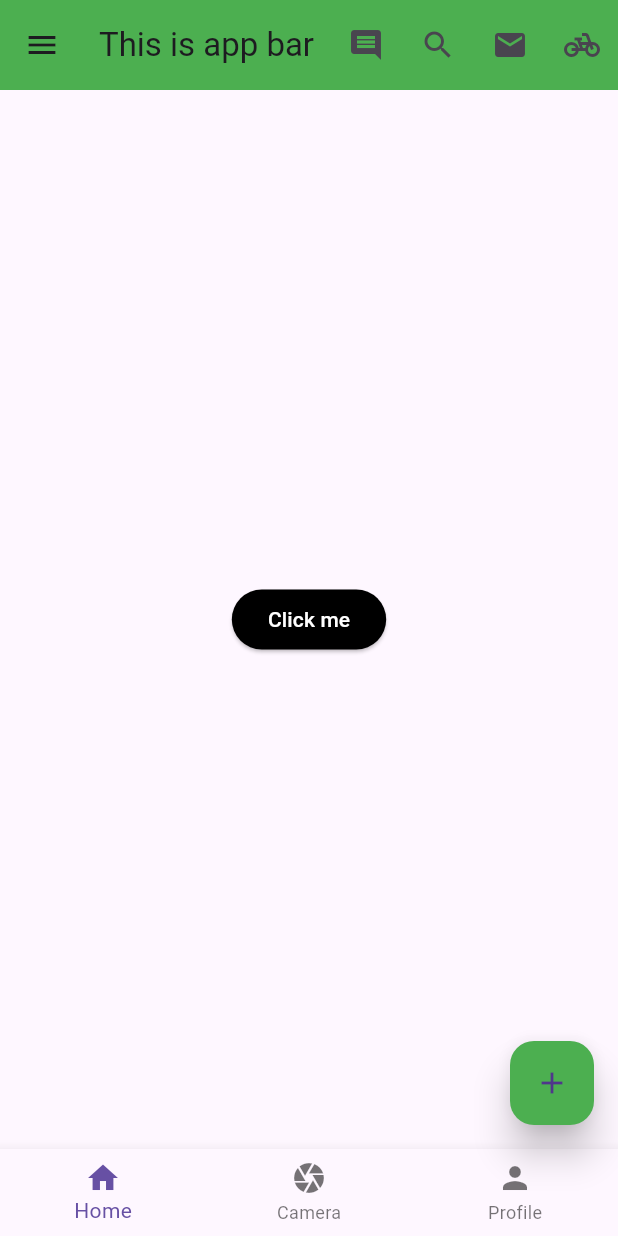
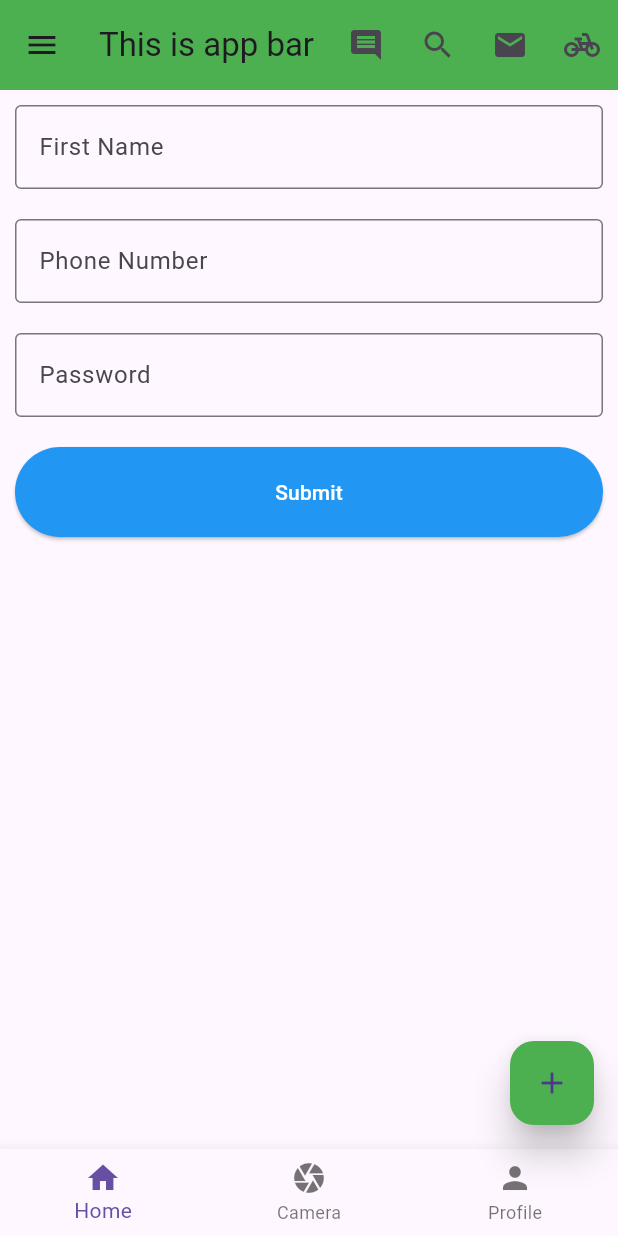
Before and after one commit to Abir-Bin-Billal/My_App, a Flutter app: the screen it shows after launch, on a phone screen of 412 x 824 dp. Run offline on Flutter 3.47's test engine with Material 3 defaults, Android fonts, the phone set to English and light mode, and no system bars; Roboto replaces fonts that are missing (Vaerla).

Commit message:
text field/decoration/button added

```diff
--- a/lib/main.dart
+++ b/lib/main.dart
@@ -20,7 +20,7 @@ class myApp extends StatelessWidget {
 }
 
 class HomeActivity extends StatelessWidget {
-  const HomeActivity({super.key});
+   HomeActivity({super.key});
   MySnackBar(message, context) {
     return ScaffoldMessenger.of(context)
         .showSnackBar(SnackBar(content: Text(message)));
@@ -46,6 +46,12 @@ return Expanded(
   );
       });
   }
+  ButtonStyle buttonStyle = ElevatedButton.styleFrom(
+    minimumSize: Size(double.infinity, 60),
+    maximumSize: Size(double.infinity, 60)
+  );
+
+
 
   @override
 
@@ -166,18 +172,18 @@ return Expanded(
           ],
         ),
       ),
-      body: Center(
-      child: ElevatedButton(
-        style: ElevatedButton.styleFrom(
-          backgroundColor: Colors.black,
-          shape: StadiumBorder(),
-        ),
-        onPressed:(){MyAlerdialouge(context);}  ,
-       child: Text('Click me',
-       style: TextStyle(color: Colors.white),),
+      body: Column(
+        mainAxisAlignment: MainAxisAlignment.start,
+        children: [
+          Padding(padding: EdgeInsets.all(10), child: TextField(decoration: InputDecoration(border: OutlineInputBorder(), labelText: "First Name"),),),
+          Padding(padding: EdgeInsets.all(10), child: TextField(decoration: InputDecoration(border: OutlineInputBorder(), labelText: "Phone Number"),),),
+          Padding(padding: EdgeInsets.all(10), child: TextField(decoration: InputDecoration(border: OutlineInputBorder(), labelText: "Password"),),),
+          Padding(padding: EdgeInsets.all(10) , child: ElevatedButton(onPressed:(){} , child: Text('Submit',style: TextStyle(color: Colors.white),),style:  ElevatedButton.styleFrom(minimumSize: Size(double.infinity, 60),backgroundColor: Colors.blue,),),)
+        ],
+      )
 
-       ),
-      )
+
+
     );
   }
 }
```
